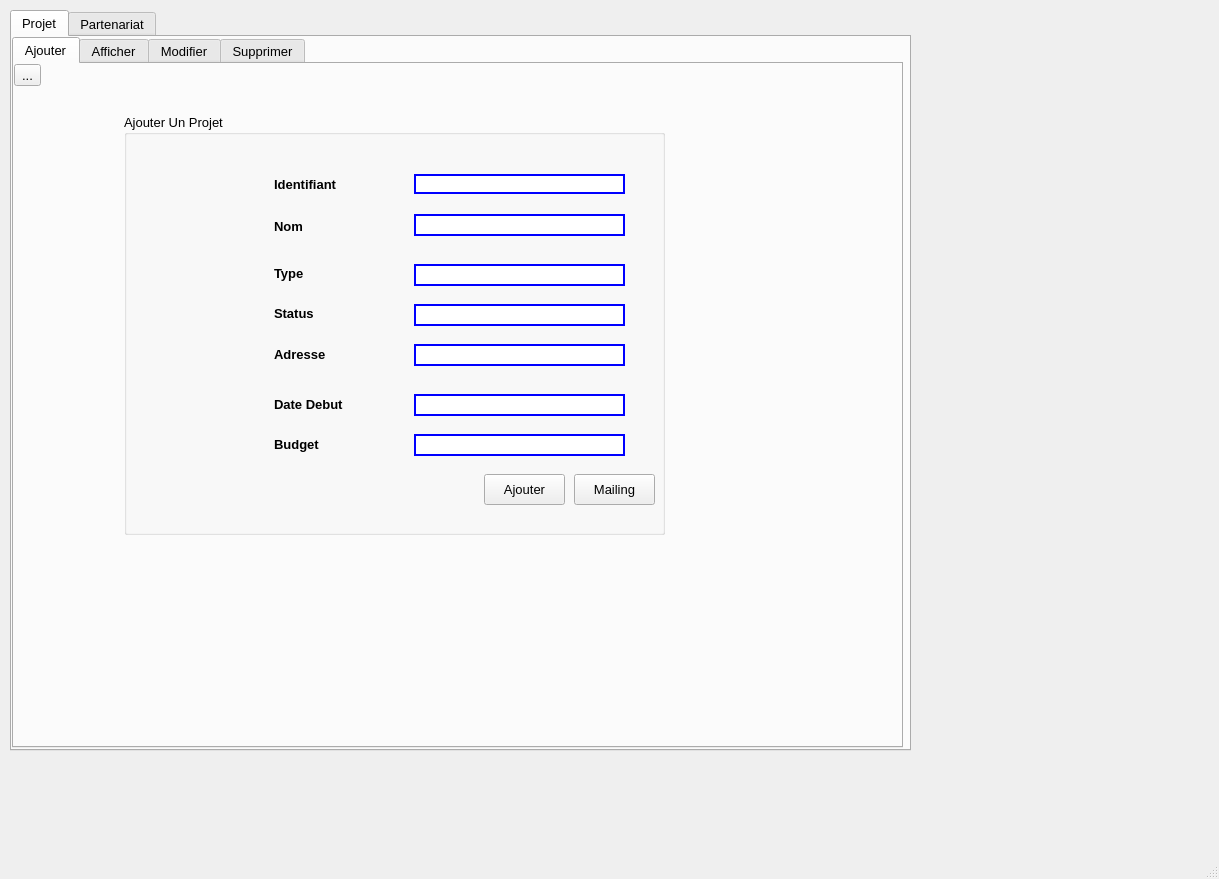
The window that mainwindow.ui (khaznaji/ProjetQT) describes before a commit, drawn with Qt 5.
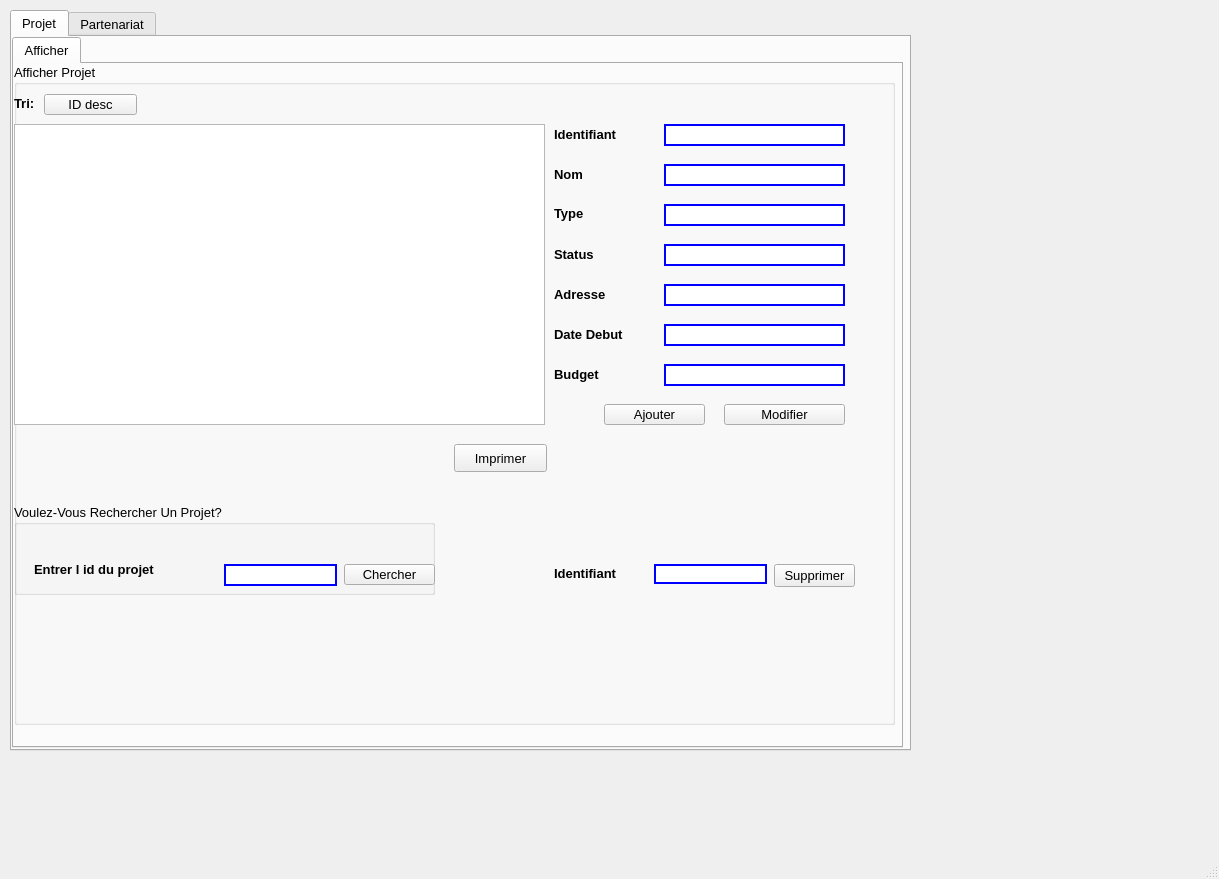
The same window after the commit. The open tabs and pages were chosen to show the change. Icons and pictures are not drawn.

Diff of the .ui file:
```diff
--- a/mainwindow.ui
+++ b/mainwindow.ui
@@ -74,375 +74,6 @@
       <property name="tabBarAutoHide">
        <bool>false</bool>
       </property>
-      <widget class="QWidget" name="tab">
-       <attribute name="title">
-        <string>Ajouter</string>
-       </attribute>
-       <widget class="QToolButton" name="toolButton">
-        <property name="geometry">
-         <rect>
-          <x>0</x>
-          <y>0</y>
-          <width>27</width>
-          <height>22</height>
-         </rect>
-        </property>
-        <property name="text">
-         <string>...</string>
-        </property>
-       </widget>
-       <widget class="QGroupBox" name="groupBox_4">
-        <property name="geometry">
-         <rect>
-          <x>110</x>
-          <y>50</y>
-          <width>541</width>
-          <height>421</height>
-         </rect>
-        </property>
-        <property name="font">
-         <font>
-          <family>MS Shell Dlg 2</family>
-          <pointsize>10</pointsize>
-          <weight>50</weight>
-          <bold>false</bold>
-         </font>
-        </property>
-        <property name="title">
-         <string>Ajouter Un Projet</string>
-        </property>
-        <widget class="QLineEdit" name="lineedit_id">
-         <property name="geometry">
-          <rect>
-           <x>290</x>
-           <y>60</y>
-           <width>211</width>
-           <height>20</height>
-          </rect>
-         </property>
-         <property name="styleSheet">
-          <string notr="true">border-width:2px;
-border-style:solid;
-border-color:blue;</string>
-         </property>
-        </widget>
-        <widget class="QLabel" name="label_2">
-         <property name="geometry">
-          <rect>
-           <x>150</x>
-           <y>102</y>
-           <width>51</width>
-           <height>21</height>
-          </rect>
-         </property>
-         <property name="font">
-          <font>
-           <family>MS Shell Dlg 2</family>
-           <pointsize>10</pointsize>
-           <weight>50</weight>
-           <bold>false</bold>
-          </font>
-         </property>
-         <property name="text">
-          <string>&lt;html&gt;&lt;head/&gt;&lt;body&gt;&lt;p&gt;&lt;span style=&quot; font-weight:600;&quot;&gt;Nom&lt;/span&gt;&lt;/p&gt;&lt;/body&gt;&lt;/html&gt;</string>
-         </property>
-        </widget>
-        <widget class="QLabel" name="label">
-         <property name="geometry">
-          <rect>
-           <x>150</x>
-           <y>60</y>
-           <width>101</width>
-           <height>21</height>
-          </rect>
-         </property>
-         <property name="font">
-          <font>
-           <pointsize>10</pointsize>
-          </font>
-         </property>
-         <property name="text">
-          <string>&lt;html&gt;&lt;head/&gt;&lt;body&gt;&lt;p&gt;&lt;span style=&quot; font-weight:600;&quot;&gt;Identifiant&lt;/span&gt;&lt;/p&gt;&lt;/body&gt;&lt;/html&gt;</string>
-         </property>
-        </widget>
-        <widget class="QLineEdit" name="lineEdit_status">
-         <property name="geometry">
-          <rect>
-           <x>290</x>
-           <y>190</y>
-           <width>211</width>
-           <height>22</height>
-          </rect>
-         </property>
-         <property name="styleSheet">
-          <string notr="true">border-width:2px;
-border-style:solid;
-border-color:blue;</string>
-         </property>
-        </widget>
-        <widget class="QLineEdit" name="lineEdit_adresse">
-         <property name="geometry">
-          <rect>
-           <x>290</x>
-           <y>230</y>
-           <width>211</width>
-           <height>22</height>
-          </rect>
-         </property>
-         <property name="styleSheet">
-          <string notr="true">border-width:2px;
-border-style:solid;
-border-color:blue;
-</string>
-         </property>
-        </widget>
-        <widget class="QLineEdit" name="lineEdit_datedebut">
-         <property name="geometry">
-          <rect>
-           <x>290</x>
-           <y>280</y>
-           <width>211</width>
-           <height>22</height>
-          </rect>
-         </property>
-         <property name="styleSheet">
-          <string notr="true">border-width:2px;
-border-style:solid;
-border-color:blue;
-</string>
-         </property>
-        </widget>
-        <widget class="QLineEdit" name="lineEdit_budget">
-         <property name="geometry">
-          <rect>
-           <x>290</x>
-           <y>320</y>
-           <width>211</width>
-           <height>22</height>
-          </rect>
-         </property>
-         <property name="styleSheet">
-          <string notr="true">border-width:2px;
-border-style:solid;
-border-color:blue;</string>
-         </property>
-        </widget>
-        <widget class="QLabel" name="label_4">
-         <property name="geometry">
-          <rect>
-           <x>150</x>
-           <y>320</y>
-           <width>71</width>
-           <height>21</height>
-          </rect>
-         </property>
-         <property name="font">
-          <font>
-           <family>MS Shell Dlg 2</family>
-           <pointsize>10</pointsize>
-           <weight>50</weight>
-           <bold>false</bold>
-          </font>
-         </property>
-         <property name="text">
-          <string>&lt;html&gt;&lt;head/&gt;&lt;body&gt;&lt;p&gt;&lt;span style=&quot; font-weight:600;&quot;&gt;Budget&lt;/span&gt;&lt;/p&gt;&lt;/body&gt;&lt;/html&gt;</string>
-         </property>
-        </widget>
-        <widget class="QLabel" name="label_7">
-         <property name="geometry">
-          <rect>
-           <x>150</x>
-           <y>280</y>
-           <width>121</width>
-           <height>21</height>
-          </rect>
-         </property>
-         <property name="font">
-          <font>
-           <family>MS Shell Dlg 2</family>
-           <pointsize>10</pointsize>
-           <weight>50</weight>
-           <bold>false</bold>
-          </font>
-         </property>
-         <property name="text">
-          <string>&lt;html&gt;&lt;head/&gt;&lt;body&gt;&lt;p&gt;&lt;span style=&quot; font-weight:600;&quot;&gt;Date Debut&lt;/span&gt;&lt;/p&gt;&lt;/body&gt;&lt;/html&gt;</string>
-         </property>
-        </widget>
-        <widget class="QLabel" name="label_3">
-         <property name="geometry">
-          <rect>
-           <x>150</x>
-           <y>150</y>
-           <width>81</width>
-           <height>20</height>
-          </rect>
-         </property>
-         <property name="font">
-          <font>
-           <family>MS Shell Dlg 2</family>
-           <pointsize>10</pointsize>
-           <weight>50</weight>
-           <bold>false</bold>
-          </font>
-         </property>
-         <property name="text">
-          <string>&lt;html&gt;&lt;head/&gt;&lt;body&gt;&lt;p&gt;&lt;span style=&quot; font-weight:600;&quot;&gt;Type&lt;/span&gt;&lt;/p&gt;&lt;/body&gt;&lt;/html&gt;</string>
-         </property>
-        </widget>
-        <widget class="QLabel" name="label_5">
-         <property name="geometry">
-          <rect>
-           <x>150</x>
-           <y>190</y>
-           <width>81</width>
-           <height>20</height>
-          </rect>
-         </property>
-         <property name="font">
-          <font>
-           <family>MS Shell Dlg 2</family>
-           <pointsize>10</pointsize>
-           <weight>50</weight>
-           <bold>false</bold>
-          </font>
-         </property>
-         <property name="text">
-          <string>&lt;html&gt;&lt;head/&gt;&lt;body&gt;&lt;p&gt;&lt;span style=&quot; font-weight:600;&quot;&gt;Status&lt;/span&gt;&lt;/p&gt;&lt;/body&gt;&lt;/html&gt;</string>
-         </property>
-        </widget>
-        <widget class="QLabel" name="label_6">
-         <property name="geometry">
-          <rect>
-           <x>150</x>
-           <y>230</y>
-           <width>121</width>
-           <height>21</height>
-          </rect>
-         </property>
-         <property name="font">
-          <font>
-           <family>MS Shell Dlg 2</family>
-           <pointsize>10</pointsize>
-           <weight>50</weight>
-           <bold>false</bold>
-          </font>
-         </property>
-         <property name="text">
-          <string>&lt;html&gt;&lt;head/&gt;&lt;body&gt;&lt;p&gt;&lt;span style=&quot; font-weight:600;&quot;&gt;Adresse &lt;/span&gt;&lt;/p&gt;&lt;/body&gt;&lt;/html&gt;</string>
-         </property>
-        </widget>
-        <widget class="QPushButton" name="pushButton_3">
-         <property name="geometry">
-          <rect>
-           <x>450</x>
-           <y>360</y>
-           <width>81</width>
-           <height>31</height>
-          </rect>
-         </property>
-         <property name="font">
-          <font>
-           <family>MS Shell Dlg 2</family>
-           <pointsize>10</pointsize>
-           <weight>50</weight>
-           <bold>false</bold>
-          </font>
-         </property>
-         <property name="styleSheet">
-          <string notr="true">QPushButton:hover{ 
-background-color: rgb(0, 255, 255);
-color:#000000;
-background:#55aaff;
-border: none;
-text-align: middle;
-}</string>
-         </property>
-         <property name="text">
-          <string>Mailing</string>
-         </property>
-        </widget>
-        <widget class="QPushButton" name="pb_ajouter">
-         <property name="geometry">
-          <rect>
-           <x>360</x>
-           <y>360</y>
-           <width>81</width>
-           <height>31</height>
-          </rect>
-         </property>
-         <property name="font">
-          <font>
-           <family>MS Shell Dlg 2</family>
-           <pointsize>10</pointsize>
-           <weight>50</weight>
-           <bold>false</bold>
-          </font>
-         </property>
-         <property name="styleSheet">
-          <string notr="true">QPushButton:hover{ 
-background-color: rgb(0, 255, 255);
-color:#000000;
-background:#55aaff;
-border: none;
-text-align: middle;
-}</string>
-         </property>
-         <property name="text">
-          <string>Ajouter</string>
-         </property>
-        </widget>
-        <widget class="QLineEdit" name="lineEdit_nom">
-         <property name="geometry">
-          <rect>
-           <x>290</x>
-           <y>100</y>
-           <width>211</width>
-           <height>22</height>
-          </rect>
-         </property>
-         <property name="styleSheet">
-          <string notr="true">border-width:2px;
-border-style:solid;
-border-color:blue;</string>
-         </property>
-        </widget>
-        <widget class="QLineEdit" name="lineEdit_type">
-         <property name="geometry">
-          <rect>
-           <x>290</x>
-           <y>150</y>
-           <width>211</width>
-           <height>22</height>
-          </rect>
-         </property>
-         <property name="styleSheet">
-          <string notr="true">border-width:2px;
-border-style:solid;
-border-color:blue;</string>
-         </property>
-        </widget>
-       </widget>
-       <widget class="QLabel" name="label_17">
-        <property name="geometry">
-         <rect>
-          <x>-25</x>
-          <y>-60</y>
-          <width>921</width>
-          <height>691</height>
-         </rect>
-        </property>
-        <property name="styleSheet">
-         <string notr="true">background-image: url(C:/Users/Lenovo/Desktop/Atelier_Connexion/gris.jpg);</string>
-        </property>
-        <property name="text">
-         <string/>
-        </property>
-       </widget>
-       <zorder>label_17</zorder>
-       <zorder>groupBox_4</zorder>
-       <zorder>toolButton</zorder>
-      </widget>
       <widget class="QWidget" name="tab_2">
        <attribute name="title">
         <string>Afficher</string>
@@ -969,6 +600,36 @@
           <string>ID desc</string>
          </property>
         </widget>
+        <widget class="QPushButton" name="pb_ajouter">
+         <property name="geometry">
+          <rect>
+           <x>590</x>
+           <y>340</y>
+           <width>101</width>
+           <height>21</height>
+          </rect>
+         </property>
+         <property name="font">
+          <font>
+           <family>MS Shell Dlg 2</family>
+           <pointsize>10</pointsize>
+           <weight>50</weight>
+           <bold>false</bold>
+          </font>
+         </property>
+         <property name="styleSheet">
+          <string notr="true">QPushButton:hover{ 
+background-color: rgb(0, 255, 255);
+color:#000000;
+background:#55aaff;
+border: none;
+text-align: middle;
+}</string>
+         </property>
+         <property name="text">
+          <string>Ajouter</string>
+         </property>
+        </widget>
         <zorder>groupBox</zorder>
         <zorder>tabprojet</zorder>
         <zorder>pushButton_2</zorder>
@@ -1012,89 +673,6 @@
        <zorder>label_18</zorder>
        <zorder>groupBox_3</zorder>
       </widget>
-      <widget class="QWidget" name="tab_6">
-       <attribute name="title">
-        <string>Modifier</string>
-       </attribute>
-       <widget class="QLabel" name="label_19">
-        <property name="geometry">
-         <rect>
-          <x>-70</x>
-          <y>-20</y>
-          <width>1131</width>
-          <height>691</height>
-         </rect>
-        </property>
-        <property name="styleSheet">
-         <string notr="true">background-image: url(C:/Users/Lenovo/Desktop/Atelier_Connexion/gris.jpg);</string>
-        </property>
-        <property name="text">
-         <string/>
-        </property>
-       </widget>
-       <widget class="QGroupBox" name="groupBox_2">
-        <property name="geometry">
-         <rect>
-          <x>170</x>
-          <y>50</y>
-          <width>451</width>
-          <height>371</height>
-         </rect>
-        </property>
-        <property name="font">
-         <font>
-          <pointsize>10</pointsize>
-         </font>
-        </property>
-        <property name="title">
-         <string>Modifier un Projet</string>
-        </property>
-       </widget>
-      </widget>
-      <widget class="QWidget" name="tab_3">
-       <attribute name="title">
-        <string>Supprimer</string>
-       </attribute>
-       <widget class="QGroupBox" name="groupBox_5">
-        <property name="geometry">
-         <rect>
-          <x>150</x>
-          <y>120</y>
-          <width>391</width>
-          <height>161</height>
-         </rect>
-        </property>
-        <property name="font">
-         <font>
-          <family>MS Shell Dlg 2</family>
-          <pointsize>10</pointsize>
-          <weight>50</weight>
-          <bold>false</bold>
-         </font>
-        </property>
-        <property name="title">
-         <string>Entrer l'id du Projet Pour Le Supprimer</string>
-        </property>
-       </widget>
-       <widget class="QLabel" name="label_20">
-        <property name="geometry">
-         <rect>
-          <x>-110</x>
-          <y>-70</y>
-          <width>1171</width>
-          <height>731</height>
-         </rect>
-        </property>
-        <property name="styleSheet">
-         <string notr="true">background-image: url(C:/Users/Lenovo/Desktop/Atelier_Connexion/gris.jpg);</string>
-        </property>
-        <property name="text">
-         <string/>
-        </property>
-       </widget>
-       <zorder>label_20</zorder>
-       <zorder>groupBox_5</zorder>
-      </widget>
      </widget>
     </widget>
     <widget class="QWidget" name="tab_5">
```
Left out of the diff: 317 changed lines with no effect on the pictures.
